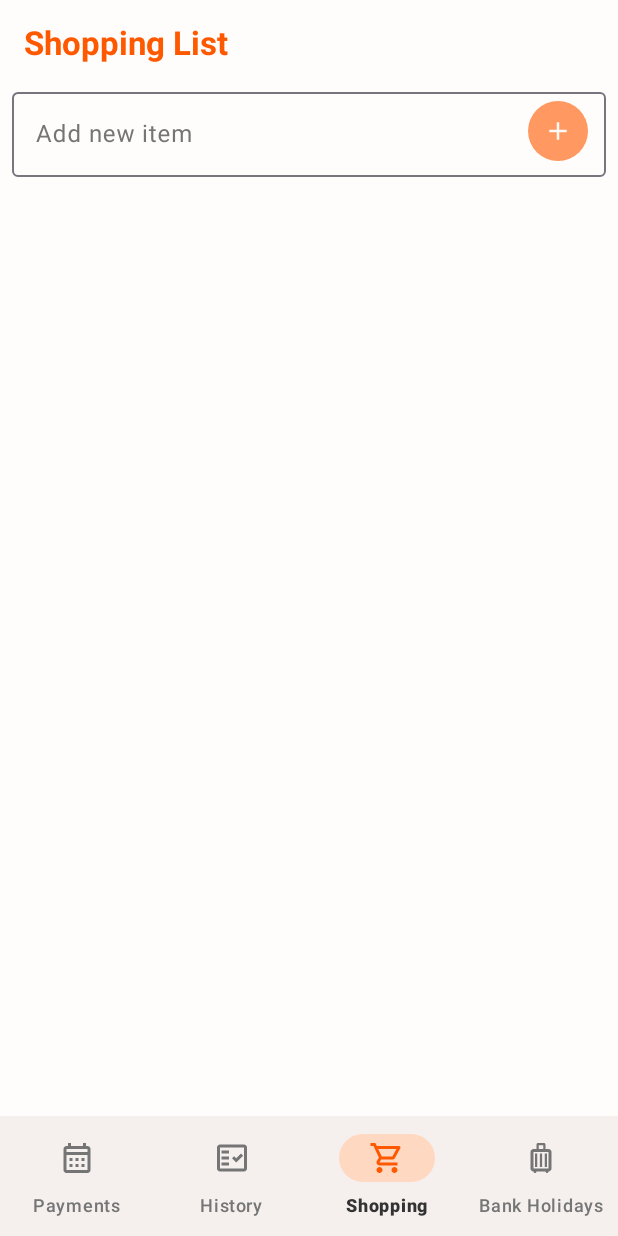
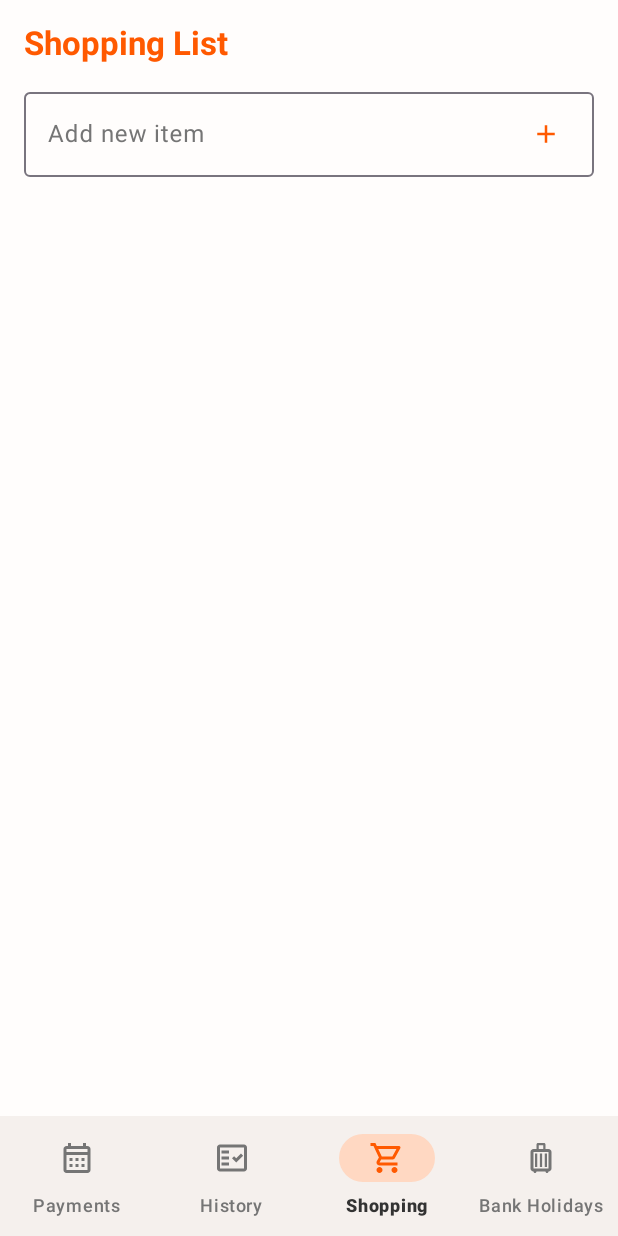
Before and after one commit to martyna-g/budget-buddy, an Android app: the ShoppingListFragment screen opened through its navigation route, on a phone screen of 412 x 824 dp. Run offline under Robolectric (Android 15) with nearby library versions, the light colour scheme and no system bars; our stand-ins replace Dagger/Hilt's generated code, navigation-ui.

Commit message:
Update text input design

```diff
--- a/app/src/main/res/layout/fragment_shopping_list.xml
+++ b/app/src/main/res/layout/fragment_shopping_list.xml
@@ -21,31 +21,34 @@
     <androidx.constraintlayout.widget.ConstraintLayout
         android:layout_width="match_parent"
         android:layout_height="match_parent"
-        android:layout_marginTop="?android:attr/actionBarSize">
+        app:layout_behavior="@string/appbar_scrolling_view_behavior">
 
         <com.google.android.material.textfield.TextInputLayout
             android:id="@+id/text_input_layout_add_shopping_item"
             android:layout_width="match_parent"
             android:layout_height="wrap_content"
-            android:layout_marginStart="@dimen/margin_small"
-            android:layout_marginEnd="@dimen/margin_small"
+            android:layout_marginStart="@dimen/margin_medium_16"
+            android:layout_marginEnd="@dimen/margin_medium_16"
             android:hint="@string/add_new_item"
+            app:layout_constraintStart_toStartOf="parent"
             app:layout_constraintTop_toTopOf="parent">
 
             <com.google.android.material.textfield.TextInputEditText
                 android:id="@+id/edit_text_shopping_item"
                 android:layout_width="match_parent"
                 android:layout_height="wrap_content"
-                android:paddingEnd="60dp"
                 android:inputType="text"
-                android:maxLines="1" />
+                android:maxLines="1"
+                android:paddingEnd="60dp" />
         </com.google.android.material.textfield.TextInputLayout>
 
         <com.google.android.material.button.MaterialButton
             android:id="@+id/button_add_new_item"
-            style="@style/BudgedBuddy.Button.IconOnly"
+            style="@style/BudgetBuddy.Button.IconOnly.Outlined"
             android:layout_width="wrap_content"
             android:layout_height="wrap_content"
+            android:layout_marginTop="@dimen/margin_extra_small_4"
+            android:layout_marginEnd="@dimen/margin_small_8"
             app:icon="@drawable/baseline_add_24"
             app:layout_constraintBottom_toBottomOf="@id/text_input_layout_add_shopping_item"
             app:layout_constraintEnd_toEndOf="@id/text_input_layout_add_shopping_item"
@@ -55,7 +58,6 @@
             android:id="@+id/recyclerview_shopping_list"
             android:layout_width="match_parent"
             android:layout_height="0dp"
-            app:layout_behavior="com.google.android.material.appbar.AppBarLayout$ScrollingViewBehavior"
             app:layout_constraintBottom_toBottomOf="parent"
             app:layout_constraintTop_toBottomOf="@+id/text_input_layout_add_shopping_item" />
 
```
